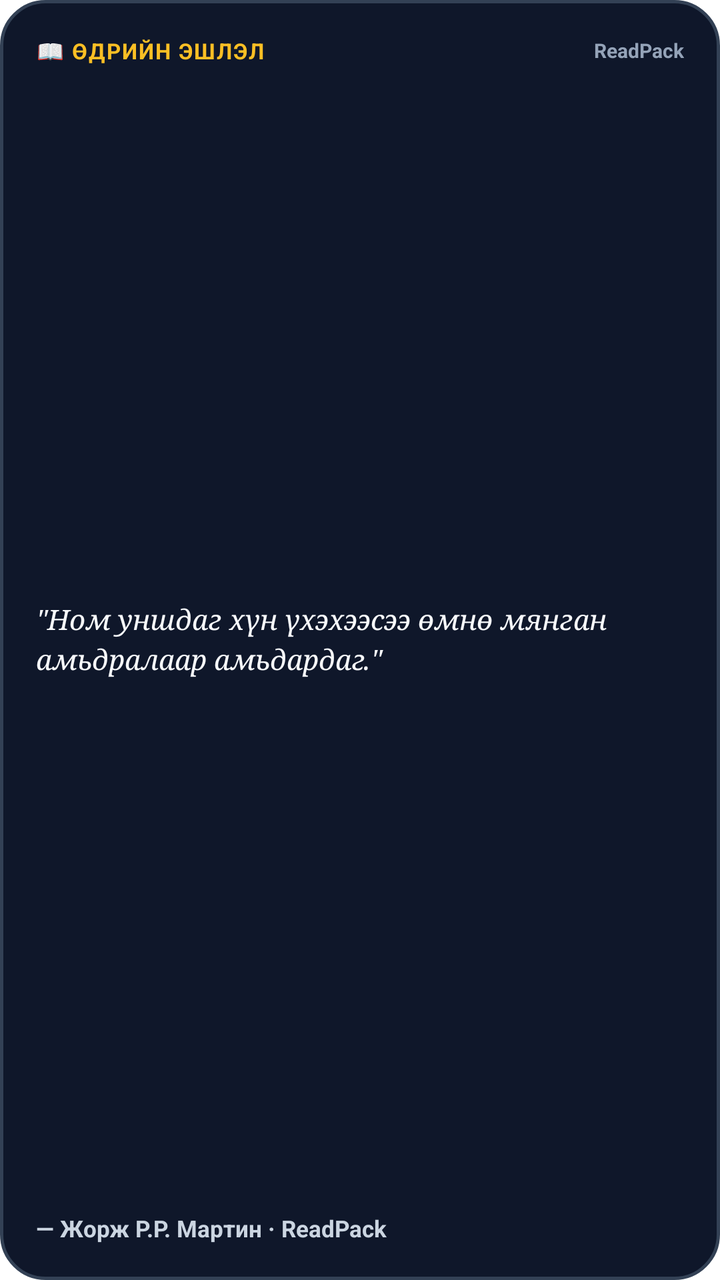
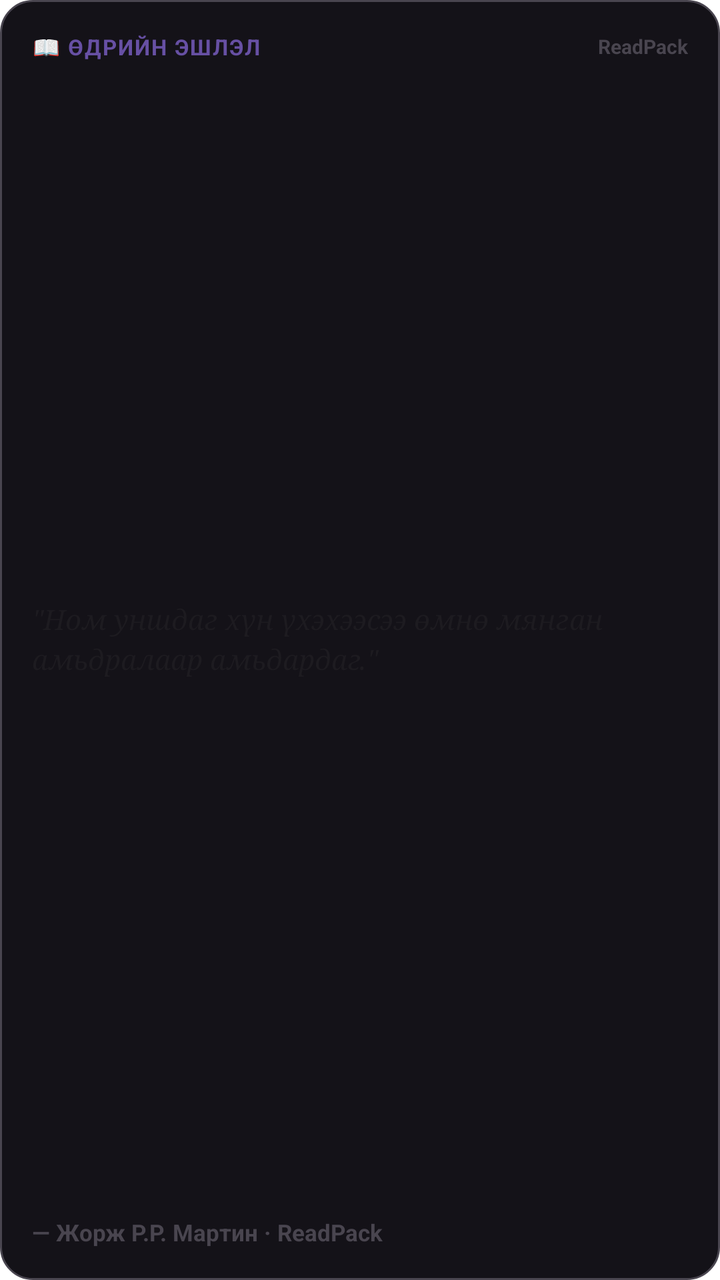

Compare the two renders of this Android layout. The source of the first and the diff that turns it into the second are given below.
<!-- AndroidManifest.xml: fallback theme Theme.MaterialComponents.DayNight.NoActionBar -->
<!-- res/layout/widget_quote.xml -->
<?xml version="1.0" encoding="utf-8"?>
<LinearLayout xmlns:android="http://schemas.android.com/apk/res/android"
    android:id="@+id/widget_root"
    android:layout_width="match_parent"
    android:layout_height="match_parent"
    android:orientation="vertical"
    android:padding="18dp"
    android:background="@drawable/widget_bg_dark">

    <LinearLayout
        android:layout_width="match_parent"
        android:layout_height="wrap_content"
        android:orientation="horizontal"
        android:gravity="center_vertical"
        android:layout_marginBottom="8dp">

        <TextView
            android:id="@+id/widget_badge"
            android:layout_width="0dp"
            android:layout_height="wrap_content"
            android:layout_weight="1"
            android:text="📖 ӨДРИЙН ЭШЛЭЛ"
            android:textSize="11sp"
            android:textStyle="bold"
            android:letterSpacing="0.06"
            android:textColor="#FBBF24" />

        <TextView
            android:id="@+id/widget_app_label"
            android:layout_width="wrap_content"
            android:layout_height="wrap_content"
            android:text="ReadPack"
            android:textSize="10sp"
            android:textStyle="bold"
            android:textColor="#94A3B8" />
    </LinearLayout>

    <TextView
        android:id="@+id/widget_quote_text"
        android:layout_width="match_parent"
        android:layout_height="0dp"
        android:layout_weight="1"
        android:gravity="center_vertical"
        android:text="&quot;Ном уншдаг хүн үхэхээсээ өмнө мянган амьдралаар амьдардаг.&quot;"
        android:textSize="14sp"
        android:textStyle="italic"
        android:fontFamily="serif"
        android:lineSpacingMultiplier="1.2"
        android:textColor="#F8FAFC"
        android:maxLines="4"
        android:ellipsize="end" />

    <TextView
        android:id="@+id/widget_author"
        android:layout_width="match_parent"
        android:layout_height="wrap_content"
        android:text="— Жорж Р.Р. Мартин · ReadPack"
        android:textSize="11.5sp"
        android:textStyle="bold"
        android:textColor="#CBD5E1"
        android:maxLines="1"
        android:ellipsize="end"
        android:layout_marginTop="8dp" />

</LinearLayout>
<!-- resources referenced by this layout -->
<resources>
  <!-- drawable widget_bg_dark (drawable) -->
  <?xml version="1.0" encoding="utf-8"?>
  <shape xmlns:android="http://schemas.android.com/apk/res/android"
      android:shape="rectangle">
      <solid android:color="#0F172A" />
      <corners android:radius="22dp" />
      <stroke
          android:width="1.5dp"
          android:color="#334155" />
  </shape>
</resources>

<!-- the commit's change to res/layout/widget_quote.xml (unified diff, before → after) -->
@@ -4,7 +4,7 @@
     android:layout_width="match_parent"
     android:layout_height="match_parent"
     android:orientation="vertical"
-    android:padding="18dp"
+    android:padding="16dp"
     android:background="@drawable/widget_bg_dark">
 
     <LinearLayout
@@ -23,7 +23,7 @@
             android:textSize="11sp"
             android:textStyle="bold"
             android:letterSpacing="0.06"
-            android:textColor="#FBBF24" />
+            android:textColor="#6750A4" />
 
         <TextView
             android:id="@+id/widget_app_label"
@@ -32,7 +32,7 @@
             android:text="ReadPack"
             android:textSize="10sp"
             android:textStyle="bold"
-            android:textColor="#94A3B8" />
+            android:textColor="#49454F" />
     </LinearLayout>
 
     <TextView
@@ -46,7 +46,7 @@
         android:textStyle="italic"
         android:fontFamily="serif"
         android:lineSpacingMultiplier="1.2"
-        android:textColor="#F8FAFC"
+        android:textColor="#1D1B20"
         android:maxLines="4"
         android:ellipsize="end" />
 
@@ -57,7 +57,7 @@
         android:text="— Жорж Р.Р. Мартин · ReadPack"
         android:textSize="11.5sp"
         android:textStyle="bold"
-        android:textColor="#CBD5E1"
+        android:textColor="#49454F"
         android:maxLines="1"
         android:ellipsize="end"
         android:layout_marginTop="8dp" />
<!-- resource entries referenced after the edit -->
@@ -4,11 +4,11 @@
   <?xml version="1.0" encoding="utf-8"?>
   <shape xmlns:android="http://schemas.android.com/apk/res/android"
       android:shape="rectangle">
-      <solid android:color="#0F172A" />
-      <corners android:radius="22dp" />
+      <solid android:color="#141218" />
+      <corners android:radius="16dp" />
       <stroke
-          android:width="1.5dp"
-          android:color="#334155" />
+          android:width="1dp"
+          android:color="#49454F" />
   </shape>
 </resources>
 
